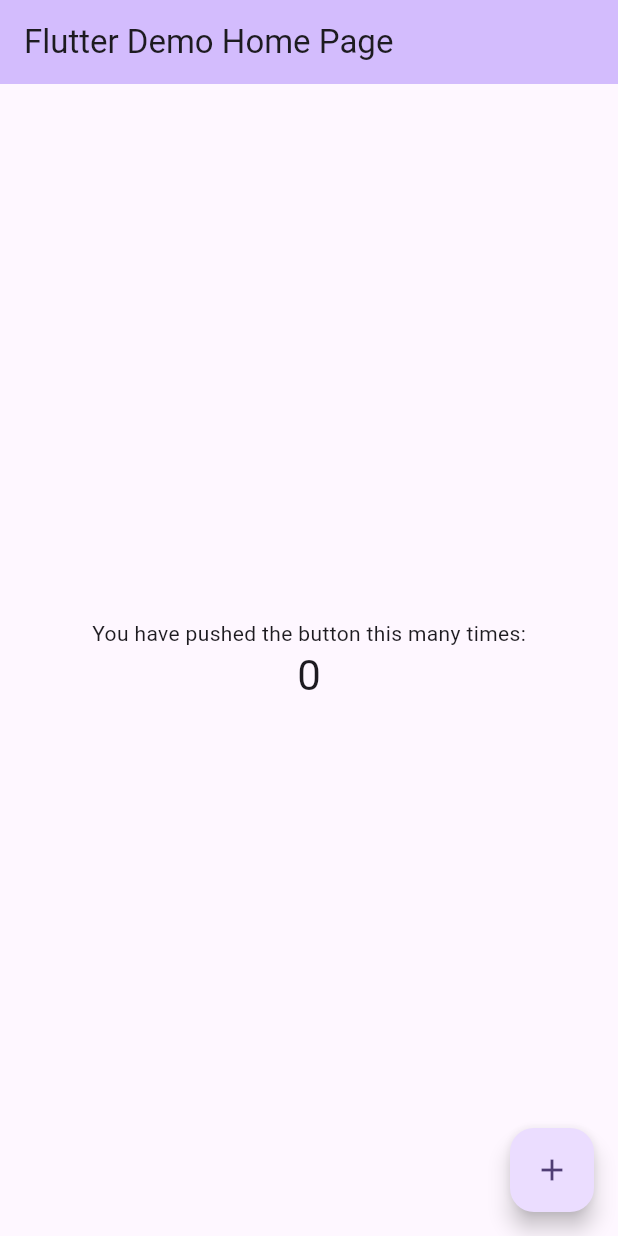
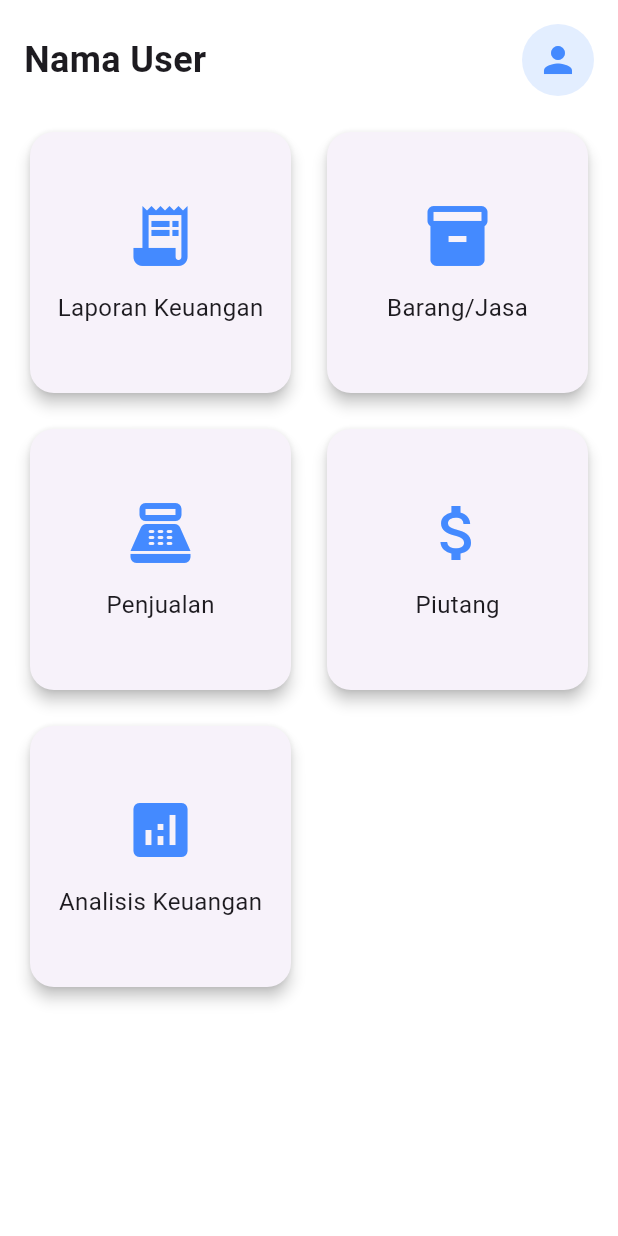
Before and after one commit to JustNap/Capstone_Kelompok4, a Flutter app: the screen it shows after launch, on a phone screen of 412 x 824 dp. Run offline on Flutter 3.47's test engine with Material 3 defaults, Android fonts, the phone set to English and light mode, and no system bars.

Commit message:
Membuat Tampilan Homepage sederhana

```diff
--- /dev/null
+++ b/apk_pembukuan/lib/homepage/homepage.dart
@@ -0,0 +1,85 @@
+import 'package:flutter/material.dart';
+
+class Homepage extends StatelessWidget {
+  final String userName;
+
+  const Homepage({super.key, this.userName = "Nama User"});
+
+  @override
+  Widget build(BuildContext context) {
+    return Scaffold(
+      backgroundColor: Colors.white,
+      body: SafeArea(
+        child: Padding(
+          padding: const EdgeInsets.all(16.0),
+          child: Column(
+            children: [
+              Row(
+                mainAxisAlignment: MainAxisAlignment.spaceBetween,
+                children: [
+                  Text(
+                    userName,
+                    style: const TextStyle(
+                      fontSize: 24,
+                      fontWeight: FontWeight.bold,
+                    ),
+                  ),
+                  GestureDetector(
+                    onTap: () {
+
+                    },
+                    child: CircleAvatar(
+                      backgroundColor: Colors.blueAccent.withOpacity(0.15),
+                      radius: 24,
+                      child: const Icon(
+                        Icons.person,
+                        size: 28,
+                        color: Colors.blueAccent,
+                      ),
+                    ),
+                  ),
+                ],
+              ),
+              const SizedBox(height: 20),
+
+              Expanded(
+                child: GridView.count(
+                  crossAxisCount: 2,
+                  crossAxisSpacing: 16,
+                  mainAxisSpacing: 16,
+                  children: [
+                    _buildMenuItem(Icons.receipt_long, 'Laporan Keuangan'),
+                    _buildMenuItem(Icons.inventory, 'Barang/Jasa'),
+                    _buildMenuItem(Icons.point_of_sale, 'Penjualan'),
+                    _buildMenuItem(Icons.attach_money, 'Piutang'),
+                    _buildMenuItem(Icons.analytics, 'Analisis Keuangan'),
+                  ],
+                ),
+              ),
+            ],
+          ),
+        ),
+      ),
+    );
+  }
+
+  Widget _buildMenuItem(IconData icon, String label) {
+    return GestureDetector(
+      onTap: () {
+
+      },
+      child: Card(
+        elevation: 4,
+        shape: RoundedRectangleBorder(borderRadius: BorderRadius.circular(16)),
+        child: Column(
+          mainAxisAlignment: MainAxisAlignment.center,
+          children: [
+            Icon(icon, size: 48, color: Colors.blueAccent),
+            const SizedBox(height: 12),
+            Text(label, style: const TextStyle(fontSize: 16)),
+          ],
+        ),
+      ),
+    );
+  }
+}
--- a/apk_pembukuan/lib/main.dart
+++ b/apk_pembukuan/lib/main.dart
@@ -1,4 +1,5 @@
 import 'package:flutter/material.dart';
+import 'homepage/homepage.dart';
 
 void main() {
   runApp(const MyApp());
@@ -7,119 +8,15 @@
 class MyApp extends StatelessWidget {
   const MyApp({super.key});
 
-  // This widget is the root of your application.
   @override
   Widget build(BuildContext context) {
     return MaterialApp(
-      title: 'Flutter Demo',
+      title: 'Aplikasi Keuangan',
+      debugShowCheckedModeBanner: false,
       theme: ThemeData(
-        // This is the theme of your application.
-        //
-        // TRY THIS: Try running your application with "flutter run". You'll see
-        // the application has a purple toolbar. Then, without quitting the app,
-        // try changing the seedColor in the colorScheme below to Colors.green
-        // and then invoke "hot reload" (save your changes or press the "hot
-        // reload" button in a Flutter-supported IDE, or press "r" if you used
-        // the command line to start the app).
-        //
-        // Notice that the counter didn't reset back to zero; the application
-        // state is not lost during the reload. To reset the state, use hot
-        // restart instead.
-        //
-        // This works for code too, not just values: Most code changes can be
-        // tested with just a hot reload.
-        colorScheme: ColorScheme.fromSeed(seedColor: Colors.deepPurple),
-        useMaterial3: true,
+        primarySwatch: Colors.blue,
       ),
-      home: const MyHomePage(title: 'Flutter Demo Home Page'),
+      home: const Homepage(),
     );
   }
 }
-
-class MyHomePage extends StatefulWidget {
-  const MyHomePage({super.key, required this.title});
-
-  // This widget is the home page of your application. It is stateful, meaning
-  // that it has a State object (defined below) that contains fields that affect
-  // how it looks.
-
-  // This class is the configuration for the state. It holds the values (in this
-  // case the title) provided by the parent (in this case the App widget) and
-  // used by the build method of the State. Fields in a Widget subclass are
-  // always marked "final".
-
-  final String title;
-
-  @override
-  State<MyHomePage> createState() => _MyHomePageState();
-}
-
-class _MyHomePageState extends State<MyHomePage> {
-  int _counter = 0;
-
-  void _incrementCounter() {
-    setState(() {
-      // This call to setState tells the Flutter framework that something has
-      // changed in this State, which causes it to rerun the build method below
-      // so that the display can reflect the updated values. If we changed
-      // _counter without calling setState(), then the build method would not be
-      // called again, and so nothing would appear to happen.
-      _counter++;
-    });
-  }
-
-  @override
-  Widget build(BuildContext context) {
-    // This method is rerun every time setState is called, for instance as done
-    // by the _incrementCounter method above.
-    //
-    // The Flutter framework has been optimized to make rerunning build methods
-    // fast, so that you can just rebuild anything that needs updating rather
-    // than having to individually change instances of widgets.
-    return Scaffold(
-      appBar: AppBar(
-        // TRY THIS: Try changing the color here to a specific color (to
-        // Colors.amber, perhaps?) and trigger a hot reload to see the AppBar
-        // change color while the other colors stay the same.
-        backgroundColor: Theme.of(context).colorScheme.inversePrimary,
-        // Here we take the value from the MyHomePage object that was created by
-        // the App.build method, and use it to set our appbar title.
-        title: Text(widget.title),
-      ),
-      body: Center(
-        // Center is a layout widget. It takes a single child and positions it
-        // in the middle of the parent.
-        child: Column(
-          // Column is also a layout widget. It takes a list of children and
-          // arranges them vertically. By default, it sizes itself to fit its
-          // children horizontally, and tries to be as tall as its parent.
-          //
-          // Column has various properties to control how it sizes itself and
-          // how it positions its children. Here we use mainAxisAlignment to
-          // center the children vertically; the main axis here is the vertical
-          // axis because Columns are vertical (the cross axis would be
-          // horizontal).
-          //
-          // TRY THIS: Invoke "debug painting" (choose the "Toggle Debug Paint"
-          // action in the IDE, or press "p" in the console), to see the
-          // wireframe for each widget.
-          mainAxisAlignment: MainAxisAlignment.center,
-          children: <Widget>[
-            const Text(
-              'You have pushed the button this many times:',
-            ),
-            Text(
-              '$_counter',
-              style: Theme.of(context).textTheme.headlineMedium,
-            ),
-          ],
-        ),
-      ),
-      floatingActionButton: FloatingActionButton(
-        onPressed: _incrementCounter,
-        tooltip: 'Increment',
-        child: const Icon(Icons.add),
-      ), // This trailing comma makes auto-formatting nicer for build methods.
-    );
-  }
-}
```
